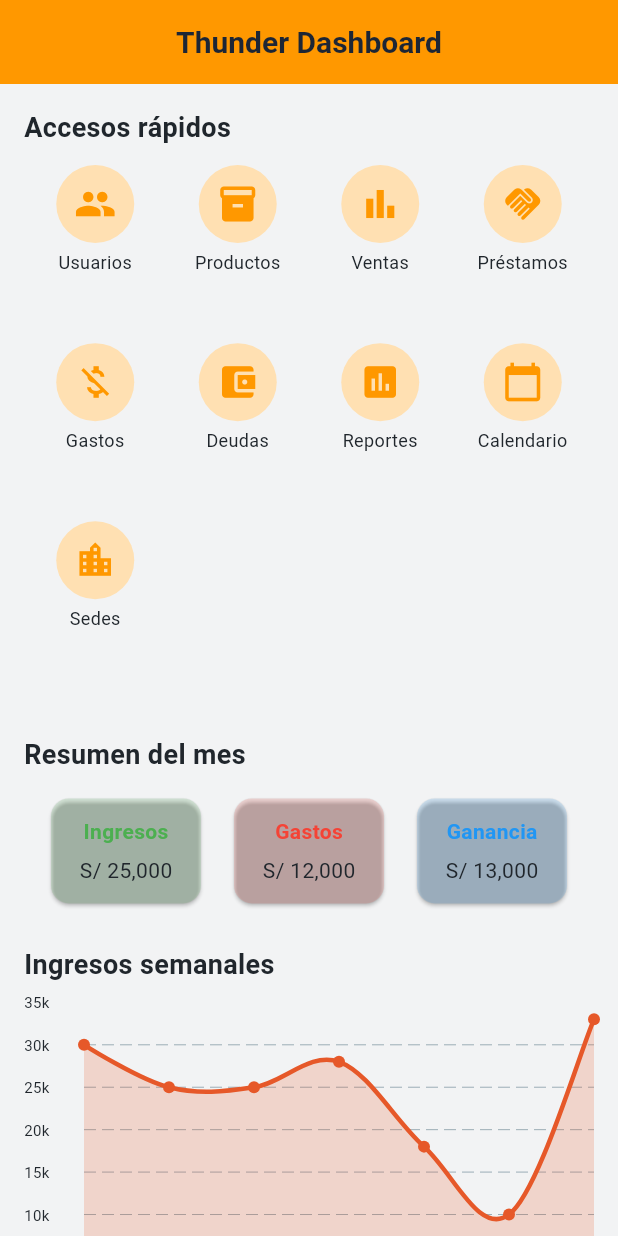
After one commit to DanielfQo/Tienda_online, a Flutter app: the HomeAdminPage screen opened by its route, on a phone screen of 412 x 824 dp. The commit adds this screen. Run offline on Flutter 3.47's test engine with Material 3 defaults, Android fonts, the phone set to English and light mode, and no system bars; drawn by our look-alikes of fl_chart; our stand-ins replace go_router; accounts and stored records are empty.

Commit message:
Agregando la página del admin

```diff
--- /dev/null
+++ b/lib/presentation/pages/home_admin_page.dart
@@ -0,0 +1,125 @@
+import 'package:flutter/material.dart';
+import '../../core/theme/light_color.dart';
+import '../widgets/custom_button.dart';
+import '../widgets/admin_category_button.dart';
+import '../widgets/resumen_card.dart';
+import '../widgets/ingresos_line_chart.dart';
+
+class HomeAdminPage extends StatelessWidget {
+  const HomeAdminPage({super.key});
+
+  final List<Map<String, dynamic>> categorias = const [
+    {'icon': Icons.people, 'label': 'Usuarios'},
+    {'icon': Icons.inventory, 'label': 'Productos'},
+    {'icon': Icons.bar_chart, 'label': 'Ventas'},
+    {'icon': Icons.handshake, 'label': 'Préstamos'},
+    {'icon': Icons.money_off, 'label': 'Gastos'},
+    {'icon': Icons.account_balance_wallet, 'label': 'Deudas'},
+    {'icon': Icons.insert_chart, 'label': 'Reportes'},
+    {'icon': Icons.calendar_today, 'label': 'Calendario'},
+    {'icon': Icons.location_city, 'label': 'Sedes'},
+  ];
+
+  @override
+  Widget build(BuildContext context) {
+    return Scaffold(
+      backgroundColor: LightColor.backgroundProfile,
+      appBar: AppBar(
+        title: const Text('Thunder Dashboard'),
+        centerTitle: true,
+        backgroundColor: Colors.orange,
+      ),
+      body: SingleChildScrollView(
+        padding: const EdgeInsets.all(16),
+        child: Column(
+          crossAxisAlignment: CrossAxisAlignment.start,
+          children: [
+            // Categorías arriba
+            const Text(
+              'Accesos rápidos',
+              style: TextStyle(fontSize: 18, fontWeight: FontWeight.bold),
+            ),
+            const SizedBox(height: 12),
+            GridView.builder(
+              shrinkWrap: true,
+              physics: const NeverScrollableScrollPhysics(),
+              itemCount: categorias.length,
+              gridDelegate: const SliverGridDelegateWithFixedCrossAxisCount(
+                crossAxisCount: 4,
+                childAspectRatio: 0.8,
+              ),
+              itemBuilder: (context, index) {
+                final cat = categorias[index];
+                return AdminCategoryButton(
+                  icon: cat['icon'],
+                  label: cat['label'],
+                  onTap: () {}, // Puedes agregar navegación
+                );
+              },
+            ),
+
+            const SizedBox(height: 24),
+
+            const Text(
+              'Resumen del mes',
+              style: TextStyle(fontSize: 18, fontWeight: FontWeight.bold),
+            ),
+            const SizedBox(height: 12),
+
+            Row(
+              mainAxisAlignment: MainAxisAlignment.spaceEvenly,
+              children: const [
+                ResumenCard(
+                  title: 'Ingresos',
+                  amount: 'S/ 25,000',
+                  color: Colors.green,
+                ),
+                ResumenCard(
+                  title: 'Gastos',
+                  amount: 'S/ 12,000',
+                  color: Colors.red,
+                ),
+                ResumenCard(
+                  title: 'Ganancia',
+                  amount: 'S/ 13,000',
+                  color: Colors.blue,
+                ),
+              ],
+            ),
+
+            const SizedBox(height: 24),
+            const Text(
+              'Ingresos semanales',
+              style: TextStyle(fontSize: 18, fontWeight: FontWeight.bold),
+            ),
+            SizedBox(height: 12),
+            const IngresosLineChart(),
+
+            const SizedBox(height: 24),
+            const Text(
+              'Más vendidos',
+              style: TextStyle(fontSize: 18, fontWeight: FontWeight.bold),
+            ),
+            const SizedBox(height: 8),
+
+            ListTile(
+              leading: const CircleAvatar(child: Icon(Icons.shopping_cart)),
+              title: const Text('Zapato X'),
+              subtitle: const Text('150 vendidos'),
+              trailing: const Icon(Icons.arrow_forward_ios, size: 16),
+              onTap: () {},
+            ),
+
+            ListTile(
+              leading: const CircleAvatar(child: Icon(Icons.shopping_cart)),
+              title: const Text('Polo blanco'),
+              subtitle: const Text('120 vendidos'),
+              trailing: const Icon(Icons.arrow_forward_ios, size: 16),
+              onTap: () {},
+            ),
+          ],
+        ),
+      ),
+    );
+  }
+}
--- /dev/null
+++ b/lib/presentation/widgets/admin_category_button.dart
@@ -0,0 +1,36 @@
+import 'package:flutter/material.dart';
+
+class AdminCategoryButton extends StatelessWidget {
+  final IconData icon;
+  final String label;
+  final VoidCallback onTap;
+
+  const AdminCategoryButton({
+    super.key,
+    required this.icon,
+    required this.label,
+    required this.onTap,
+  });
+
+  @override
+  Widget build(BuildContext context) {
+    return GestureDetector(
+      onTap: onTap,
+      child: Column(
+        children: [
+          CircleAvatar(
+            radius: 26,
+            backgroundColor: Colors.orange.shade100,
+            child: Icon(icon, color: Colors.orange, size: 28),
+          ),
+          const SizedBox(height: 4),
+          Text(
+            label,
+            style: const TextStyle(fontSize: 12),
+            textAlign: TextAlign.center,
+          ),
+        ],
+      ),
+    );
+  }
+}
--- /dev/null
+++ b/lib/presentation/widgets/ingresos_line_chart.dart
@@ -0,0 +1,83 @@
+import 'package:fl_chart/fl_chart.dart';
+import 'package:flutter/material.dart';
+import '../../core/theme/light_color.dart';
+
+class IngresosLineChart extends StatelessWidget {
+  const IngresosLineChart({super.key});
+
+  @override
+  Widget build(BuildContext context) {
+    return SizedBox(
+      height: 220,
+      child: LineChart(
+        LineChartData(
+          minY: 0,
+          maxY: 35,
+          titlesData: FlTitlesData(
+            leftTitles: AxisTitles(
+              sideTitles: SideTitles(
+                showTitles: true,
+                interval: 5,
+                reservedSize: 40,
+                getTitlesWidget: (value, _) => Text(
+                  '${value.toInt()}k',
+                  style: const TextStyle(fontSize: 10),
+                ),
+              ),
+            ),
+            bottomTitles: AxisTitles(
+              sideTitles: SideTitles(
+                showTitles: true,
+                getTitlesWidget: (value, _) {
+                  const days = [
+                    'Lun',
+                    'Mar',
+                    'Mié',
+                    'Jue',
+                    'Vie',
+                    'Sáb',
+                    'Dom',
+                  ];
+                  return Text(
+                    days[value.toInt()],
+                    style: const TextStyle(fontSize: 10),
+                  );
+                },
+                interval: 1,
+              ),
+            ),
+            topTitles: AxisTitles(sideTitles: SideTitles(showTitles: false)),
+            rightTitles: AxisTitles(sideTitles: SideTitles(showTitles: false)),
+          ),
+          gridData: FlGridData(
+            show: true,
+            horizontalInterval: 5,
+            drawVerticalLine: false,
+          ),
+          borderData: FlBorderData(show: false),
+          lineBarsData: [
+            LineChartBarData(
+              spots: const [
+                FlSpot(0, 30),
+                FlSpot(1, 25),
+                FlSpot(2, 25),
+                FlSpot(3, 28),
+                FlSpot(4, 18),
+                FlSpot(5, 10),
+                FlSpot(6, 33),
+              ],
+              isCurved: true,
+              color: LightColor.orange,
+              barWidth: 3,
+              dotData: FlDotData(show: true),
+              belowBarData: BarAreaData(
+                show: true,
+                color: LightColor.orange.withOpacity(0.2),
+              ),
+            ),
+          ],
+        ),
+      ),
+    );
+  }
+}
--- /dev/null
+++ b/lib/presentation/widgets/resumen_card.dart
@@ -0,0 +1,35 @@
+import 'package:flutter/material.dart';
+
+class ResumenCard extends StatelessWidget {
+  final String title;
+  final String amount;
+  final Color color;
+
+  const ResumenCard({
+    super.key,
+    required this.title,
+    required this.amount,
+    required this.color,
+  });
+
+  @override
+  Widget build(BuildContext context) {
+    return Card(
+      color: color.withOpacity(0.15),
+      child: Container(
+        padding: const EdgeInsets.all(12),
+        width: 100,
+        child: Column(
+          children: [
+            Text(
+              title,
+              style: TextStyle(color: color, fontWeight: FontWeight.bold),
+            ),
+            const SizedBox(height: 6),
+            Text(amount, style: const TextStyle(fontSize: 14)),
+          ],
+        ),
+      ),
+    );
+  }
+}
--- a/lib/routes/app_router.dart
+++ b/lib/routes/app_router.dart
@@ -13,6 +13,7 @@
 import '../presentation/pages/search_page.dart';
 import '../presentation/pages/wish_list_page.dart';
 import '../presentation/widgets/main_shell.dart';
+import '../presentation/pages/home_admin_page.dart';
 
 final GoRouter appRouter = GoRouter(
   initialLocation: AppRoutes.home,
@@ -44,8 +45,7 @@
         GoRoute(
           path: AppRoutes.wishList,
           builder: (context, state) => const WishListPage(),
-        )
-
+        ),
       ],
     ),
 
@@ -66,5 +66,9 @@
       path: AppRoutes.addressBook,
       builder: (context, state) => const AddressPage(),
     ),
+    GoRoute(
+      path: AppRoutes.homeAdmin,
+      builder: (context, state) => const HomeAdminPage(),
+    ),
   ],
 );
--- a/lib/routes/app_routes.dart
+++ b/lib/routes/app_routes.dart
@@ -9,4 +9,5 @@
   static const String cart = '/cart';
   static const String search = '/search';
   static const String wishList = '/wish_list';
+  static const String homeAdmin = '/home_admin';
 }
--- a/pubspec.yaml
+++ b/pubspec.yaml
@@ -29,6 +29,7 @@
 # versions available, run `flutter pub outdated`.
 dependencies:
   http: ^0.13.6
+  fl_chart: ^0.65.0
   flutter:
     sdk: flutter
 
```
